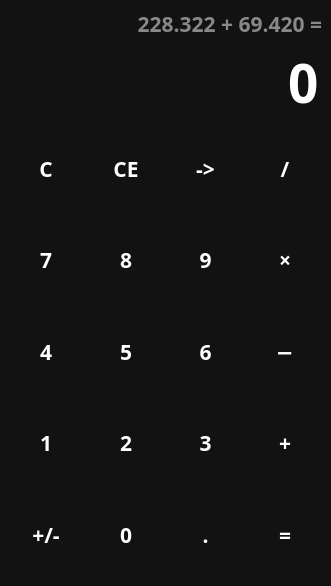
Old version of the form design.ui in the repository lesskop/shtosh-calculator.
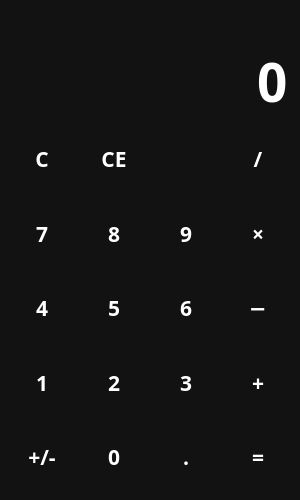
New version of the form.

Diff of the .ui file:
```diff
--- a/design.ui
+++ b/design.ui
@@ -6,8 +6,8 @@
    <rect>
     <x>0</x>
     <y>0</y>
-    <width>331</width>
-    <height>586</height>
+                <width>300</width>
+                <height>500</height>
    </rect>
   </property>
   <property name="windowTitle">
@@ -48,9 +48,6 @@
       <property name="styleSheet">
        <string notr="true">color: #888;</string>
       </property>
-      <property name="text">
-       <string>228.322 + 69.420 =</string>
-      </property>
       <property name="alignment">
        <set>Qt::AlignRight|Qt::AlignTrailing|Qt::AlignVCenter</set>
       </property>
@@ -275,9 +272,6 @@
           <verstretch>0</verstretch>
          </sizepolicy>
         </property>
-        <property name="text">
-         <string>-&gt;</string>
-        </property>
         <property name="shortcut">
          <string>Backspace</string>
         </property>
```
Left out of the diff: 36 changed lines with no effect on the pictures. Lines whose indentation alone changed are shown as unchanged.
